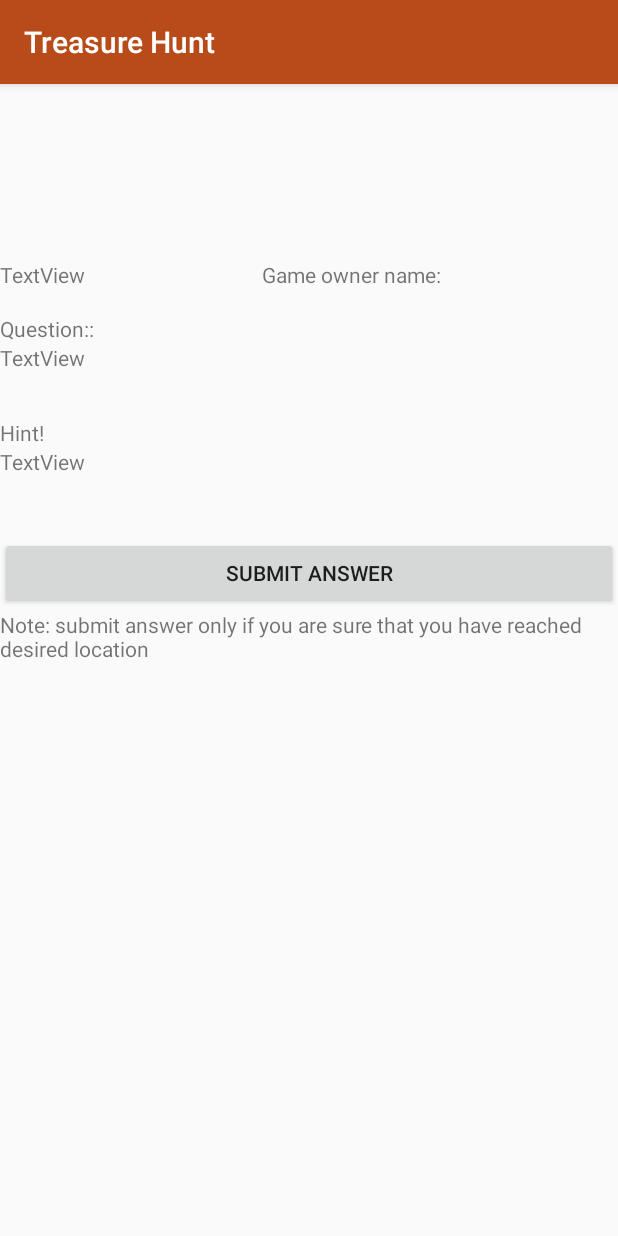
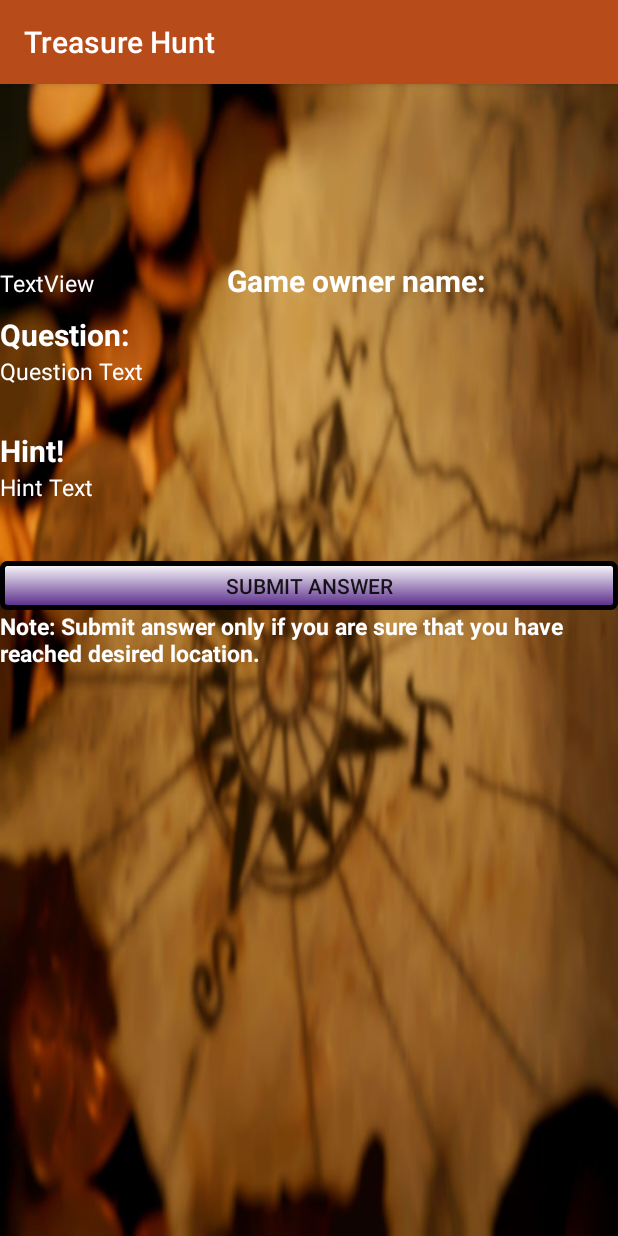
Before and after one commit to SurajPatil314/mobilecomputingproject_new, an Android app: the searched_game_page screen opened directly, with no data from a screen before it, on a phone screen of 412 x 824 dp. Run offline under Robolectric (Android 15) with nearby library versions, the phone set to English and light mode, and no system bars.

Commit message:
Join game screen UI

```diff
--- a/app/src/main/res/layout/activity_searched_game_page.xml
+++ b/app/src/main/res/layout/activity_searched_game_page.xml
@@ -5,6 +5,7 @@
     android:layout_width="match_parent"
     android:layout_height="match_parent"
     android:orientation="vertical"
+    android:background="@drawable/background"
     tools:context=".searched_game_page">
 
     <LinearLayout
@@ -22,6 +23,8 @@
             android:layout_width="wrap_content"
             android:layout_height="wrap_content"
             android:layout_weight="1"
+            android:textColor="#ffffff"
+            android:textSize="15dp"
             android:text="TextView" />
 
         <TextView
@@ -29,6 +32,9 @@
             android:layout_width="wrap_content"
             android:layout_height="wrap_content"
             android:layout_weight="1"
+            android:textStyle="bold"
+            android:textColor="#ffffff"
+            android:textSize="20dp"
             android:text="Game owner name:" />
     </LinearLayout>
 
@@ -41,30 +47,41 @@
             android:id="@+id/textView17"
             android:layout_width="match_parent"
             android:layout_height="wrap_content"
-            android:text="Question::" />
+            android:textStyle="bold"
+            android:textColor="#ffffff"
+            android:textSize="20dp"
+            android:text="Question:" />
 
         <TextView
             android:id="@+id/textView18"
             android:layout_width="match_parent"
             android:layout_height="50dp"
-            android:text="TextView" />
+            android:textColor="#ffffff"
+            android:textSize="15dp"
+            android:text="Question Text" />
 
         <TextView
             android:id="@+id/textView21"
             android:layout_width="match_parent"
             android:layout_height="wrap_content"
+            android:textStyle="bold"
+            android:textColor="#ffffff"
+            android:textSize="20dp"
             android:text="Hint!" />
 
         <TextView
             android:id="@+id/textView23"
             android:layout_width="match_parent"
             android:layout_height="60dp"
-            android:text="TextView" />
+            android:textColor="#ffffff"
+            android:textSize="15dp"
+            android:text="Hint Text" />
 
         <Button
             android:id="@+id/submitanswer_button"
             android:layout_width="match_parent"
             android:layout_height="wrap_content"
+            android:background="@drawable/trans_button"
             android:text="Submit answer" />
     </LinearLayout>
 
@@ -72,6 +89,9 @@
         android:id="@+id/textView24"
         android:layout_width="match_parent"
         android:layout_height="wrap_content"
-        android:text="Note: submit answer only if you are sure that you have reached desired location" />
+        android:textStyle="bold"
+        android:textColor="#ffffff"
+        android:textSize="15dp"
+        android:text="Note: Submit answer only if you are sure that you have reached desired location." />
 
 </LinearLayout>
```
Also changed, not shown: app/src/main/res/layout/activity_gameon.xml (+20 -8 lines).
